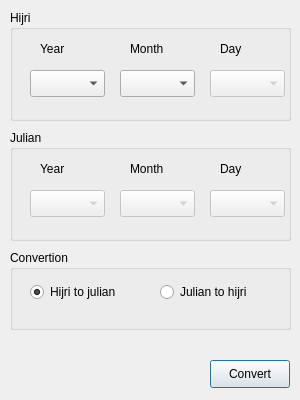
Above: Qsalat/ui/hijri.ui from sdizdarevic/qsalat before the change. Below: the same form after it.
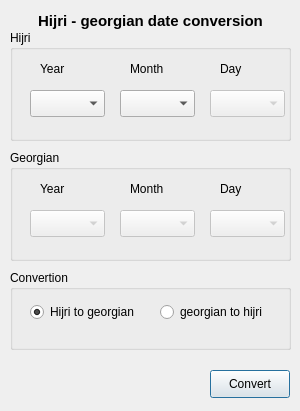
That is the form after the change.

What changed in the file:
```diff
--- a/Qsalat/ui/hijri.ui
+++ b/Qsalat/ui/hijri.ui
@@ -6,19 +6,19 @@
     <x>0</x>
     <y>0</y>
     <width>300</width>
-    <height>400</height>
+    <height>411</height>
    </rect>
   </property>
   <property name="minimumSize" >
    <size>
     <width>300</width>
-    <height>400</height>
+    <height>411</height>
    </size>
   </property>
   <property name="maximumSize" >
    <size>
     <width>300</width>
-    <height>400</height>
+    <height>411</height>
    </size>
   </property>
   <property name="windowTitle" >
@@ -28,7 +28,7 @@
    <property name="geometry" >
     <rect>
      <x>10</x>
-     <y>10</y>
+     <y>30</y>
      <width>281</width>
      <height>111</height>
     </rect>
@@ -116,13 +116,13 @@
    <property name="geometry" >
     <rect>
      <x>10</x>
-     <y>130</y>
+     <y>150</y>
      <width>281</width>
      <height>111</height>
     </rect>
    </property>
    <property name="title" >
-    <string>Julian</string>
+    <string>Georgian</string>
    </property>
    <widget class="QComboBox" name="jdayBox" >
     <property name="enabled" >
@@ -207,7 +207,7 @@
    <property name="geometry" >
     <rect>
      <x>210</x>
-     <y>360</y>
+     <y>370</y>
      <width>80</width>
      <height>28</height>
     </rect>
@@ -220,7 +220,7 @@
    <property name="geometry" >
     <rect>
      <x>10</x>
-     <y>250</y>
+     <y>270</y>
      <width>281</width>
      <height>80</height>
     </rect>
@@ -233,12 +233,12 @@
      <rect>
       <x>20</x>
       <y>30</y>
-      <width>91</width>
+      <width>111</width>
       <height>24</height>
      </rect>
     </property>
     <property name="text" >
-     <string>Hijri to julian</string>
+     <string>Hijri to georgian</string>
     </property>
     <property name="checked" >
      <bool>true</bool>
@@ -249,18 +249,41 @@
      <rect>
       <x>150</x>
       <y>30</y>
-      <width>91</width>
+      <width>111</width>
       <height>24</height>
      </rect>
     </property>
     <property name="text" >
-     <string>Julian to hijri</string>
+     <string>georgian to hijri</string>
     </property>
     <property name="checked" >
      <bool>false</bool>
     </property>
    </widget>
   </widget>
+  <widget class="QLabel" name="label_7" >
+   <property name="geometry" >
+    <rect>
+     <x>10</x>
+     <y>10</y>
+     <width>281</width>
+     <height>21</height>
+    </rect>
+   </property>
+   <property name="font" >
+    <font>
+     <pointsize>11</pointsize>
+     <weight>75</weight>
+     <bold>true</bold>
+    </font>
+   </property>
+   <property name="text" >
+    <string>Hijri - georgian date conversion</string>
+   </property>
+   <property name="alignment" >
+    <set>Qt::AlignCenter</set>
+   </property>
+  </widget>
  </widget>
  <resources/>
  <connections/>
```
